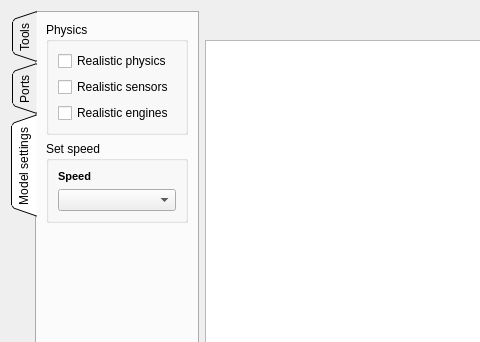
Qt form plugins/robots/interpreters/commonTwoDModel/src/engine/d2Form.ui (qreal/qreal) before a commit; both pictures show x 0 to 480 and y 0 to 342 of the 988 by 669 pixel window.
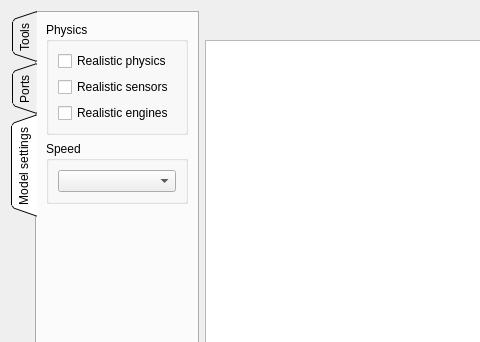
The same form after that commit. The open tabs and pages were chosen to show the change. Icons and pictures are not drawn. Custom widgets are drawn as their Qt base class.

The edit to the form file:
```diff
--- a/plugins/robots/interpreters/commonTwoDModel/src/engine/d2Form.ui
+++ b/plugins/robots/interpreters/commonTwoDModel/src/engine/d2Form.ui
@@ -525,20 +525,9 @@
              <item row="1" column="0">
               <widget class="QGroupBox" name="speedBox">
                <property name="title">
-                <string>Set speed</string>
+                <string>Speed</string>
                </property>
-               <layout class="QVBoxLayout" name="verticalLayout_2" stretch="0,0">
-                <item>
-                 <widget class="QLabel" name="speedLabel">
-                  <property name="text">
-                   <string>&lt;!DOCTYPE HTML PUBLIC &quot;-//W3C//DTD HTML 4.0//EN&quot; &quot;http://www.w3.org/TR/REC-html40/strict.dtd&quot;&gt;
-&lt;html&gt;&lt;head&gt;&lt;meta name=&quot;qrichtext&quot; content=&quot;1&quot; /&gt;&lt;style type=&quot;text/css&quot;&gt;
-p, li { white-space: pre-wrap; }
-&lt;/style&gt;&lt;/head&gt;&lt;body style=&quot; font-family:'MS Shell Dlg 2'; font-size:8.25pt; font-weight:400; font-style:normal;&quot;&gt;
-&lt;p style=&quot; margin-top:0px; margin-bottom:0px; margin-left:0px; margin-right:0px; -qt-block-indent:0; text-indent:0px;&quot;&gt;&lt;span style=&quot; font-size:8pt; font-weight:600;&quot;&gt;Speed&lt;/span&gt;&lt;/p&gt;&lt;/body&gt;&lt;/html&gt;</string>
-                  </property>
-                 </widget>
-                </item>
+               <layout class="QVBoxLayout" name="verticalLayout_2" stretch="0">
                 <item>
                  <widget class="QComboBox" name="speedComboBox">
                   <property name="editable">
```
Left out of the diff: 2 changed lines with no effect on the pictures.
